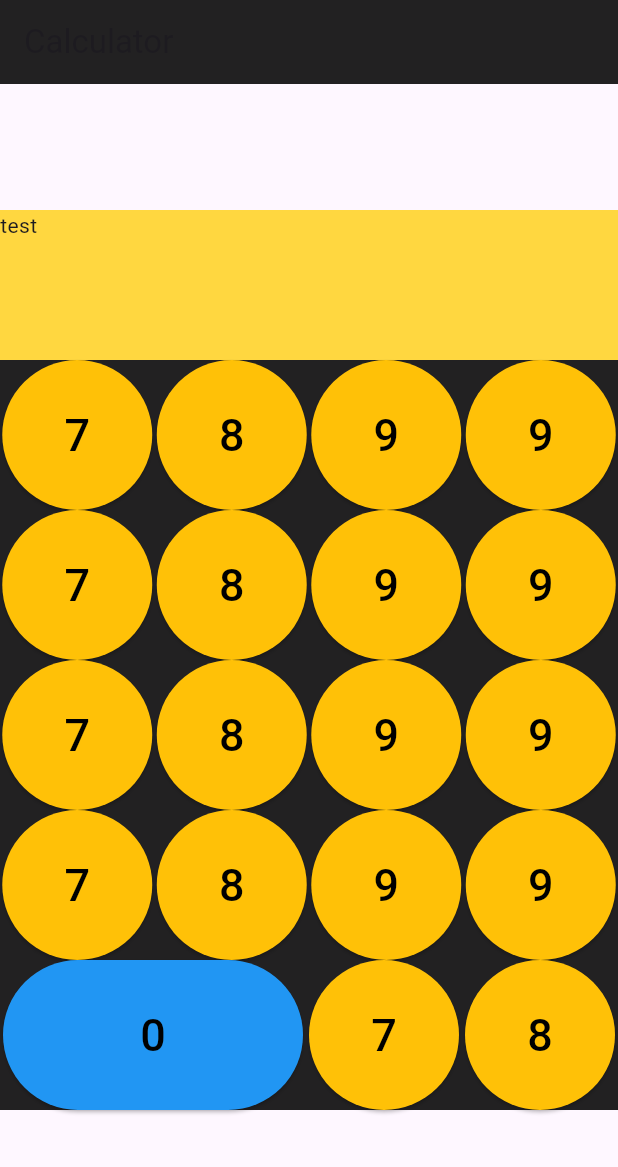
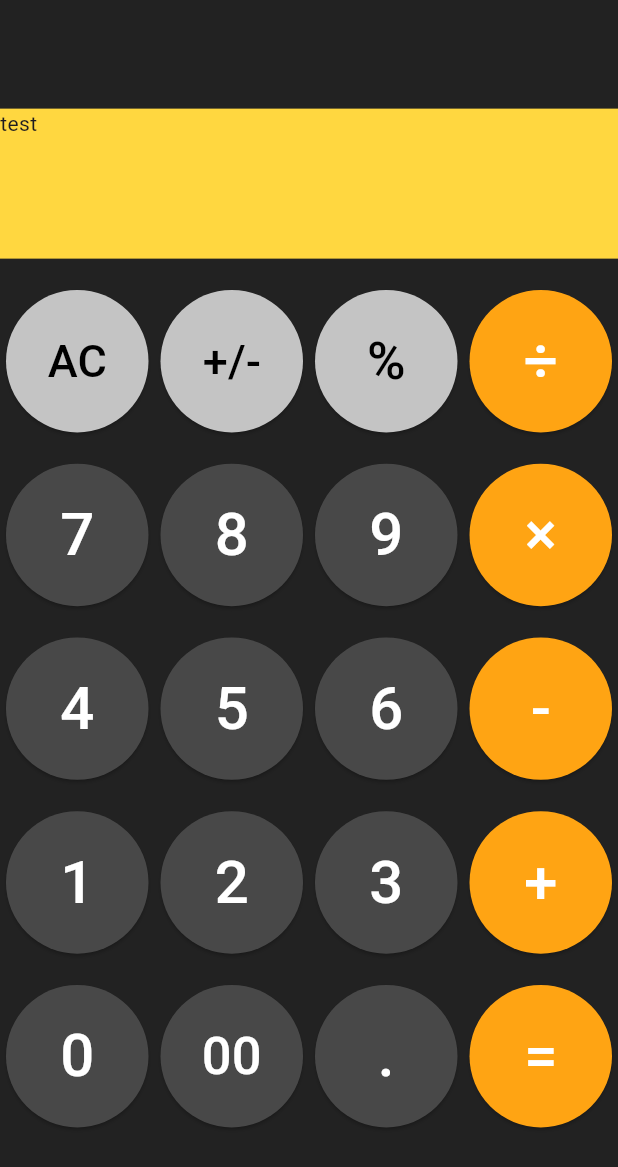
Before and after one commit to yasumasa47/calculator, a Flutter app: the screen it shows after launch, on a phone screen of 412 x 824 dp. Shown: the top 1167 px of the screen. Run offline on Flutter 3.47's test engine with Material 3 defaults, Android fonts, the phone set to English and light mode, and no system bars; our stand-ins replace flutter_riverpod.

Commit message:
2023/12/16-15:18

```diff
--- a/lib/routers/my_app.dart
+++ b/lib/routers/my_app.dart
@@ -8,10 +8,7 @@ class MyApp extends StatelessWidget {
   Widget build(BuildContext context) {
     return MaterialApp(
       home: Scaffold(
-        appBar: AppBar(
-          title: const Text("Calculator"),
-          backgroundColor: Colors.black87,
-        ),
+        backgroundColor: Colors.black87,
         body: Column(
           mainAxisAlignment: MainAxisAlignment.center,
           crossAxisAlignment: CrossAxisAlignment.center,
--- a/lib/widgets/calculator.dart
+++ b/lib/widgets/calculator.dart
@@ -1,4 +1,4 @@
-import 'package:calculator/widgets/detail/double_buttom.dart';
+import 'package:calculator/widgets/values/colors.dart';
 import 'package:calculator/widgets/detail/result.dart';
 import 'package:calculator/widgets/detail/single_button.dart';
 import 'package:flutter/material.dart';
@@ -9,37 +9,42 @@ class Calculator extends ConsumerWidget {
 
   @override
   Widget build(BuildContext context, WidgetRef ref) {
-    return Container(
-      color: Colors.black87,
-      child: const Center(
+    return Align(
+      child: Container(
+        height: 700,
+        child: Center(
           child: Column(
-          mainAxisAlignment: MainAxisAlignment.spaceEvenly,
+            mainAxisAlignment: MainAxisAlignment.spaceAround,
             crossAxisAlignment: CrossAxisAlignment.center,
             children: [
-            Result(text: 'test'),
+              const Result(text: 'test'),
               Row(
                 mainAxisAlignment: MainAxisAlignment.spaceAround,
                 crossAxisAlignment: CrossAxisAlignment.center,
                 children: [
                   SingleButton(
                     buttonColor: Colors.black,
-                  backColor: Colors.amber,
-                  text: '7',
+                    backColor: AppColors().gray1,
+                    text: 'AC',
+                    fontSize: 30,
                   ),
                   SingleButton(
                     buttonColor: Colors.black,
-                  backColor: Colors.amber,
-                  text: '8',
+                    backColor: AppColors().gray1,
+                    text: '+/-',
+                    fontSize: 30,
                   ),
                   SingleButton(
                     buttonColor: Colors.black,
-                  backColor: Colors.amber,
-                  text: '9',
+                    backColor: AppColors().gray1,
+                    text: '%',
+                    fontSize: 35,
                   ),
                   SingleButton(
-                  buttonColor: Colors.black,
-                  backColor: Colors.amber,
-                  text: '9',
+                    buttonColor: Colors.white,
+                    backColor: AppColors().orange,
+                    text: '÷',
+                    fontSize: 40,
                   ),
                 ],
               ),
@@ -48,24 +53,28 @@ class Calculator extends ConsumerWidget {
                 crossAxisAlignment: CrossAxisAlignment.center,
                 children: [
                   SingleButton(
-                  buttonColor: Colors.black,
-                  backColor: Colors.amber,
+                    buttonColor: Colors.white,
+                    backColor: AppColors().gray2,
                     text: '7',
+                    fontSize: 40,
                   ),
                   SingleButton(
-                  buttonColor: Colors.black,
-                  backColor: Colors.amber,
+                    buttonColor: Colors.white,
+                    backColor: AppColors().gray2,
                     text: '8',
+                    fontSize: 40,
                   ),
                   SingleButton(
-                  buttonColor: Colors.black,
-                  backColor: Colors.amber,
+                    buttonColor: Colors.white,
+                    backColor: AppColors().gray2,
                     text: '9',
+                    fontSize: 40,
                   ),
                   SingleButton(
-                  buttonColor: Colors.black,
-                  backColor: Colors.amber,
-                  text: '9',
+                    buttonColor: Colors.white,
+                    backColor: AppColors().orange,
+                    text: '×',
+                    fontSize: 40,
                   ),
                 ],
               ),
@@ -74,24 +83,28 @@ class Calculator extends ConsumerWidget {
                 crossAxisAlignment: CrossAxisAlignment.center,
                 children: [
                   SingleButton(
-                  buttonColor: Colors.black,
-                  backColor: Colors.amber,
-                  text: '7',
+                    buttonColor: Colors.white,
+                    backColor: AppColors().gray2,
+                    text: '4',
+                    fontSize: 40,
                   ),
                   SingleButton(
-                  buttonColor: Colors.black,
-                  backColor: Colors.amber,
-                  text: '8',
+                    buttonColor: Colors.white,
+                    backColor: AppColors().gray2,
+                    text: '5',
+                    fontSize: 40,
                   ),
                   SingleButton(
-                  buttonColor: Colors.black,
-                  backColor: Colors.amber,
-                  text: '9',
+                    buttonColor: Colors.white,
+                    backColor: AppColors().gray2,
+                    text: '6',
+                    fontSize: 40,
                   ),
                   SingleButton(
-                  buttonColor: Colors.black,
-                  backColor: Colors.amber,
-                  text: '9',
+                    buttonColor: Colors.white,
+                    backColor: AppColors().orange,
+                    text: '-',
+                    fontSize: 40,
                   ),
                 ],
               ),
@@ -100,24 +113,28 @@ class Calculator extends ConsumerWidget {
                 crossAxisAlignment: CrossAxisAlignment.center,
                 children: [
                   SingleButton(
-                  buttonColor: Colors.black,
-                  backColor: Colors.amber,
-                  text: '7',
+                    buttonColor: Colors.white,
+                    backColor: AppColors().gray2,
+                    text: '1',
+                    fontSize: 40,
                   ),
                   SingleButton(
-                  buttonColor: Colors.black,
-                  backColor: Colors.amber,
-                  text: '8',
+                    buttonColor: Colors.white,
+                    backColor: AppColors().gray2,
+                    text: '2',
+                    fontSize: 40,
                   ),
                   SingleButton(
-                  buttonColor: Colors.black,
-                  backColor: Colors.amber,
-                  text: '9',
+                    buttonColor: Colors.white,
+                    backColor: AppColors().gray2,
+                    text: '3',
+                    fontSize: 40,
                   ),
                   SingleButton(
-                  buttonColor: Colors.black,
-                  backColor: Colors.amber,
-                  text: '9',
+                    buttonColor: Colors.white,
+                    backColor: AppColors().orange,
+                    text: '+',
+                    fontSize: 40,
                   ),
                 ],
               ),
@@ -125,26 +142,36 @@ class Calculator extends ConsumerWidget {
                 mainAxisAlignment: MainAxisAlignment.spaceAround,
                 crossAxisAlignment: CrossAxisAlignment.center,
                 children: [
-                DoubleButton(
-                  buttonColor: Colors.black,
-                  backColor: Colors.blue,
+                  SingleButton(
+                    buttonColor: Colors.white,
+                    backColor: AppColors().gray2,
                     text: '0',
+                    fontSize: 40,
                   ),
                   SingleButton(
-                  buttonColor: Colors.black,
-                  backColor: Colors.amber,
-                  text: '7',
+                    buttonColor: Colors.white,
+                    backColor: AppColors().gray2,
+                    text: '00',
+                    fontSize: 35,
                   ),
                   SingleButton(
-                  buttonColor: Colors.black,
-                  backColor: Colors.amber,
-                  text: '8',
+                    buttonColor: Colors.white,
+                    backColor: AppColors().gray2,
+                    text: '.',
+                    fontSize: 40,
+                  ),
+                  SingleButton(
+                    buttonColor: Colors.white,
+                    backColor: AppColors().orange,
+                    text: '=',
+                    fontSize: 40,
                   ),
                 ],
               ),
             ],
           ),
         ),
+      ),
     );
   }
 }
--- a/lib/widgets/detail/double_buttom.dart
+++ /dev/null
@@ -1,35 +0,0 @@
-import 'package:flutter/material.dart';
-
-class DoubleButton extends StatelessWidget {
-  const DoubleButton({
-    super.key,
-    required this.buttonColor,
-    required this.backColor,
-    required this.text,
-  });
-
-  final dynamic buttonColor;
-  final dynamic backColor;
-  final String text;
-
-  @override
-  Widget build(BuildContext context) {
-    return SizedBox(
-      width: 200,
-      height: 100,
-      child: ElevatedButton(
-        style:ElevatedButton.styleFrom(
-          backgroundColor: backColor
-        ),
-        child: Text(
-          text,
-          style: TextStyle(
-            color: buttonColor,
-            fontSize: 30,
-          ),
-        ),
-        onPressed: () {},
-      ),
-    );
-  }
-}
--- a/lib/widgets/detail/single_button.dart
+++ b/lib/widgets/detail/single_button.dart
@@ -6,17 +6,19 @@ class SingleButton extends StatelessWidget {
     required this.buttonColor,
     required this.backColor,
     required this.text,
+    required this.fontSize
   });
 
   final dynamic buttonColor;
   final dynamic backColor;
   final String text;
+  final double fontSize;
 
   @override
   Widget build(BuildContext context) {
     return SizedBox(
-      width: 100,
-      height: 100,
+      width: 95,
+      height: 95,
       child: ElevatedButton(
         style:ElevatedButton.styleFrom(
           backgroundColor: backColor
@@ -25,7 +27,7 @@ class SingleButton extends StatelessWidget {
           text,
           style: TextStyle(
             color: buttonColor,
-            fontSize: 30,
+            fontSize: fontSize ,
           ),
         ),
         onPressed: () {},
--- /dev/null
+++ b/lib/widgets/values/colors.dart
@@ -0,0 +1,7 @@
+import 'package:flutter/material.dart';
+
+class AppColors {
+  dynamic gray1 = const Color.fromARGB(255, 196, 196, 196);
+  dynamic gray2 = const Color.fromARGB(255, 72, 72, 72);
+  dynamic orange = const Color.fromARGB(255, 255, 164, 19);
+}
```
Lines whose indentation alone changed are shown as unchanged.
